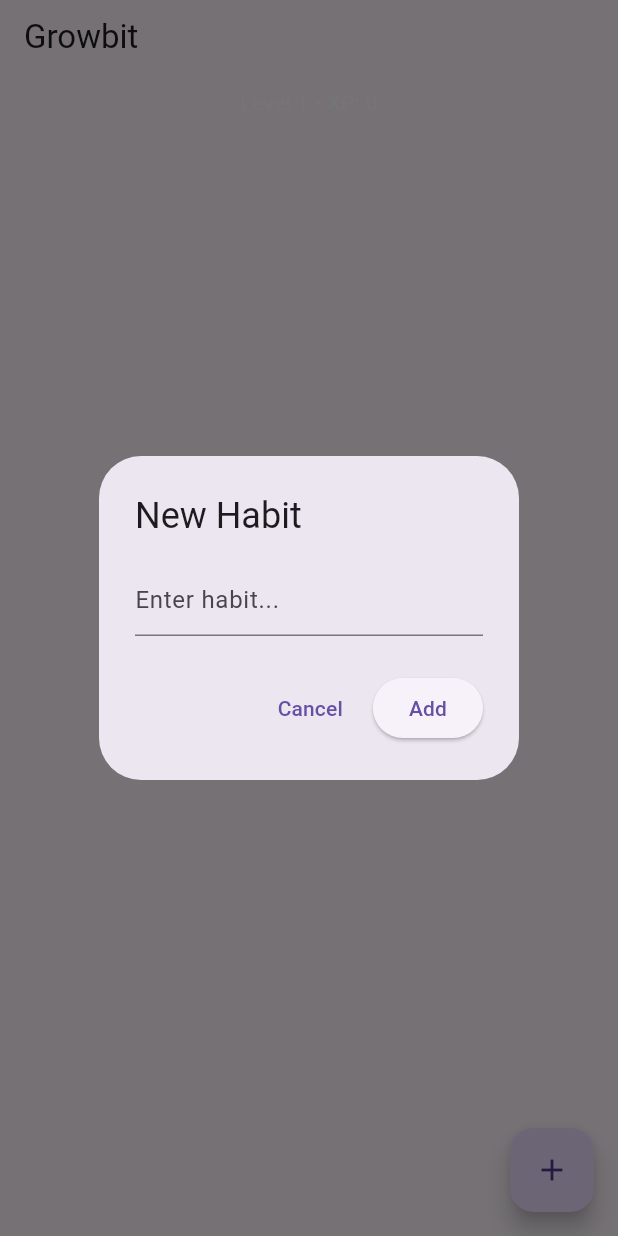
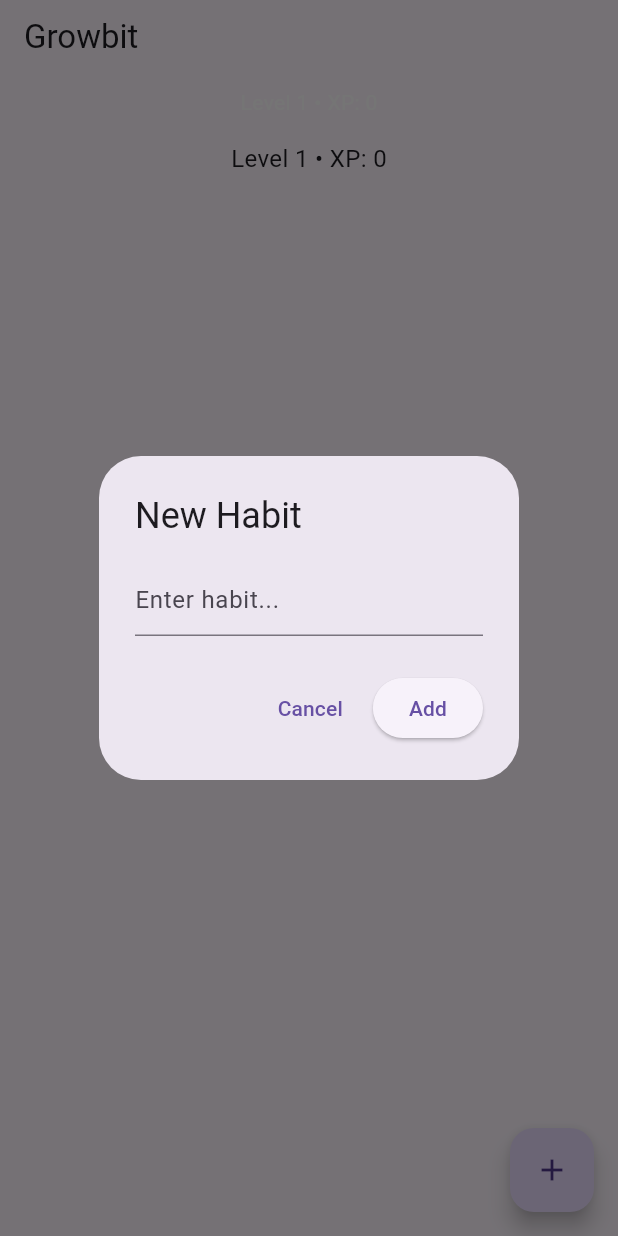
Before and after one commit to Murito-01/growbit, a Flutter app: the screen it shows after launch, after a tap on the "add" icon, on a phone screen of 412 x 824 dp. Run offline on Flutter 3.47's test engine with Material 3 defaults, Android fonts, the phone set to English and light mode, and no system bars; our stand-ins replace shared_preferences.

Commit message:
Implement habit tracking system with local storage persistence and XP leveling logic

```diff
--- a/lib/screens/home_screen.dart
+++ b/lib/screens/home_screen.dart
@@ -19,6 +19,7 @@ class _HomeScreenState extends State<HomeScreen> {
   void initState() {
     super.initState();
     loadHabits();
+    loadUserProgress();
   }
 
   // 🔹 Load data saat app dibuka
@@ -44,14 +45,30 @@ class _HomeScreenState extends State<HomeScreen> {
 
   // 🔹 Toggle habit + XP
   void toggleHabit(int index) {
+    final habit = habits[index];
+    final now = DateTime.now();
+
     setState(() {
-      habits[index].isDone = !habits[index].isDone;
+      habit.isDone = !habit.isDone;
 
-      if (habits[index].isDone) {
+      if (habit.isDone) {
+        // ❗ Cek apakah sudah pernah dapat XP hari ini
+        if (!isSameDay(habit.lastCompletedDate, now)) {
           userProgress.addXP(10);
+          habit.lastCompletedDate = now;
+
+          ScaffoldMessenger.of(context).showSnackBar(
+            const SnackBar(
+              content: Text("+10 XP 🎉"),
+              duration: Duration(seconds: 1),
+            ),
+          );
+        }
       }
     });
+
     saveHabits();
+    LocalStorageService.saveUserProgress(userProgress.xp, userProgress.level);
   }
 
   // 🔹 Dialog tambah habit
@@ -104,9 +121,25 @@ class _HomeScreenState extends State<HomeScreen> {
       ),
 
       // 🔥 BODY UTAMA
-      body: habits.isEmpty
+      body: Column(
+        children: [
+          // 🔹 DEBUG XP (sementara, nanti bisa dihapus)
+          Padding(
+            padding: const EdgeInsets.all(8.0),
+            child: Text(
+              "Level ${userProgress.level} • XP: ${userProgress.xp}",
+              style: const TextStyle(fontSize: 16),
+            ),
+          ),
+
+          // 🔹 LIST HABIT
+          Expanded(
+            child: habits.isEmpty
                 ? const Center(
-              child: Text("No habits yet", style: TextStyle(fontSize: 16)),
+                    child: Text(
+                      "No habits yet",
+                      style: TextStyle(fontSize: 16),
+                    ),
                   )
                 : ListView.builder(
                     itemCount: habits.length,
@@ -117,6 +150,9 @@ class _HomeScreenState extends State<HomeScreen> {
                       );
                     },
                   ),
+          ),
+        ],
+      ),
 
       floatingActionButton: FloatingActionButton(
         onPressed: showAddHabitDialog,
@@ -124,4 +160,21 @@ class _HomeScreenState extends State<HomeScreen> {
       ),
     );
   }
+
+  Future<void> loadUserProgress() async {
+    final data = await LocalStorageService.loadUserProgress();
+
+    setState(() {
+      userProgress.xp = data['xp']!;
+      userProgress.level = data['level']!;
+    });
   }
+
+  bool isSameDay(DateTime? date1, DateTime date2) {
+    if (date1 == null) return false;
+
+    return date1.year == date2.year &&
+        date1.month == date2.month &&
+        date1.day == date2.day;
+  }
+}
--- a/lib/services/local_storage_service.dart
+++ b/lib/services/local_storage_service.dart
@@ -22,4 +22,22 @@ class LocalStorageService {
 
     return habitsJson.map((h) => Habit.fromJson(jsonDecode(h))).toList();
   }
+
+  static const String xpKey = 'xp';
+  static const String levelKey = 'level';
+
+  static Future<void> saveUserProgress(int xp, int level) async {
+    final prefs = await SharedPreferences.getInstance();
+    await prefs.setInt(xpKey, xp);
+    await prefs.setInt(levelKey, level);
+  }
+
+  static Future<Map<String, int>> loadUserProgress() async {
+    final prefs = await SharedPreferences.getInstance();
+
+    final xp = prefs.getInt(xpKey) ?? 0;
+    final level = prefs.getInt(levelKey) ?? 1;
+
+    return {'xp': xp, 'level': level};
+  }
 }
```
Also changed, not shown: lib/models/habit.dart (+12 -6 lines). Lines whose indentation alone changed are shown as unchanged.
